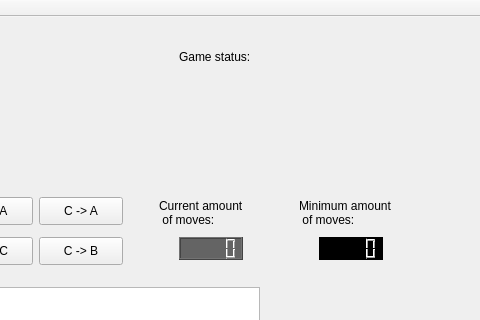
This is student/13/hanoi/mainwindow.ui in AJIsoviita/Ohjelmointi-2 as Qt 5 draws it before an edit; both pictures show x 221 to 701 and y 0 to 320 of the 701 by 589 pixel window. The edited form follows.
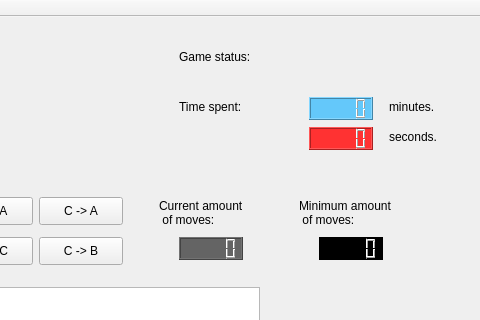
This is the edited form.

Commit message: T.13.4 Hanoin torni - Lisäominaisuus: Värin vaihtuminen tolppien välillä lisätty - Lisäominaisuus: Peliin käytetyn ajan mittaaminen lisätty

Diff of the .ui file:
```diff
--- a/student/13/hanoi/mainwindow.ui
+++ b/student/13/hanoi/mainwindow.ui
@@ -186,6 +186,71 @@
      <string/>
     </property>
    </widget>
+   <widget class="QLabel" name="TimeLabel">
+    <property name="geometry">
+     <rect>
+      <x>400</x>
+      <y>80</y>
+      <width>81</width>
+      <height>20</height>
+     </rect>
+    </property>
+    <property name="text">
+     <string>Time spent: </string>
+    </property>
+   </widget>
+   <widget class="QLCDNumber" name="Minutes">
+    <property name="geometry">
+     <rect>
+      <x>530</x>
+      <y>80</y>
+      <width>64</width>
+      <height>23</height>
+     </rect>
+    </property>
+    <property name="styleSheet">
+     <string notr="true">background-color: rgb(100,200,250)</string>
+    </property>
+   </widget>
+   <widget class="QLCDNumber" name="Seconds">
+    <property name="geometry">
+     <rect>
+      <x>530</x>
+      <y>110</y>
+      <width>64</width>
+      <height>23</height>
+     </rect>
+    </property>
+    <property name="styleSheet">
+     <string notr="true">background-color: rgb(255, 50, 50)</string>
+    </property>
+   </widget>
+   <widget class="QLabel" name="MinutesLabel">
+    <property name="geometry">
+     <rect>
+      <x>610</x>
+      <y>80</y>
+      <width>63</width>
+      <height>20</height>
+     </rect>
+    </property>
+    <property name="text">
+     <string>minutes.</string>
+    </property>
+   </widget>
+   <widget class="QLabel" name="SecondsLabel">
+    <property name="geometry">
+     <rect>
+      <x>610</x>
+      <y>110</y>
+      <width>63</width>
+      <height>20</height>
+     </rect>
+    </property>
+    <property name="text">
+     <string>seconds.</string>
+    </property>
+   </widget>
   </widget>
   <widget class="QMenuBar" name="menuBar">
    <property name="geometry">
```
The commit also changes 2 other files.
